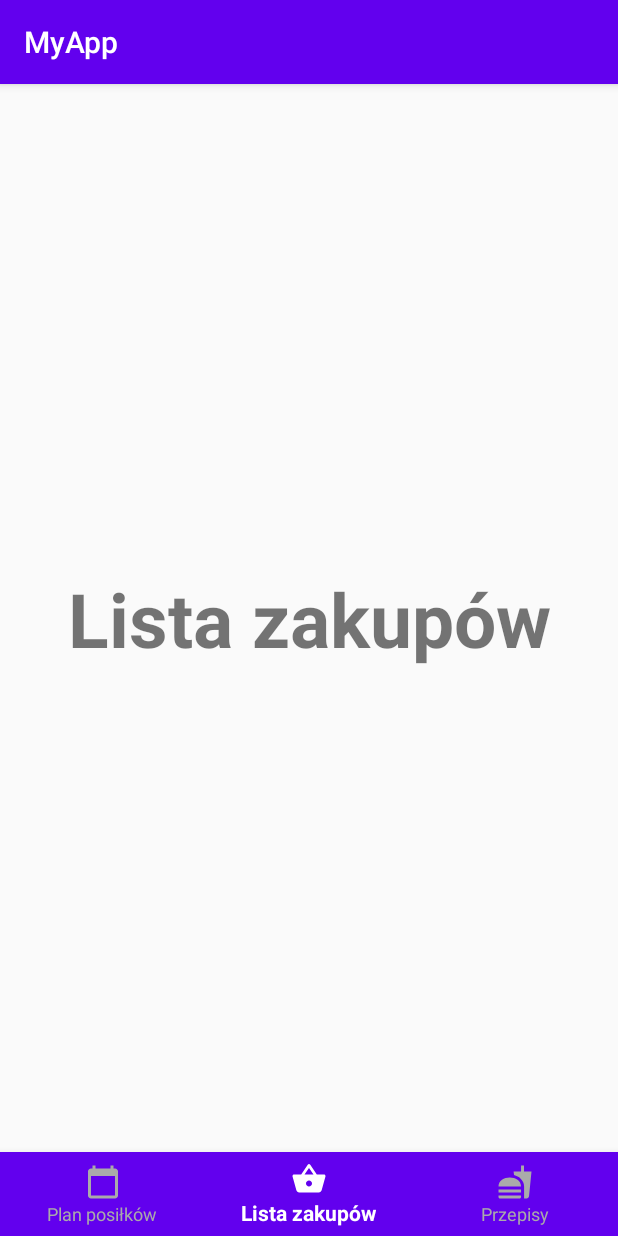
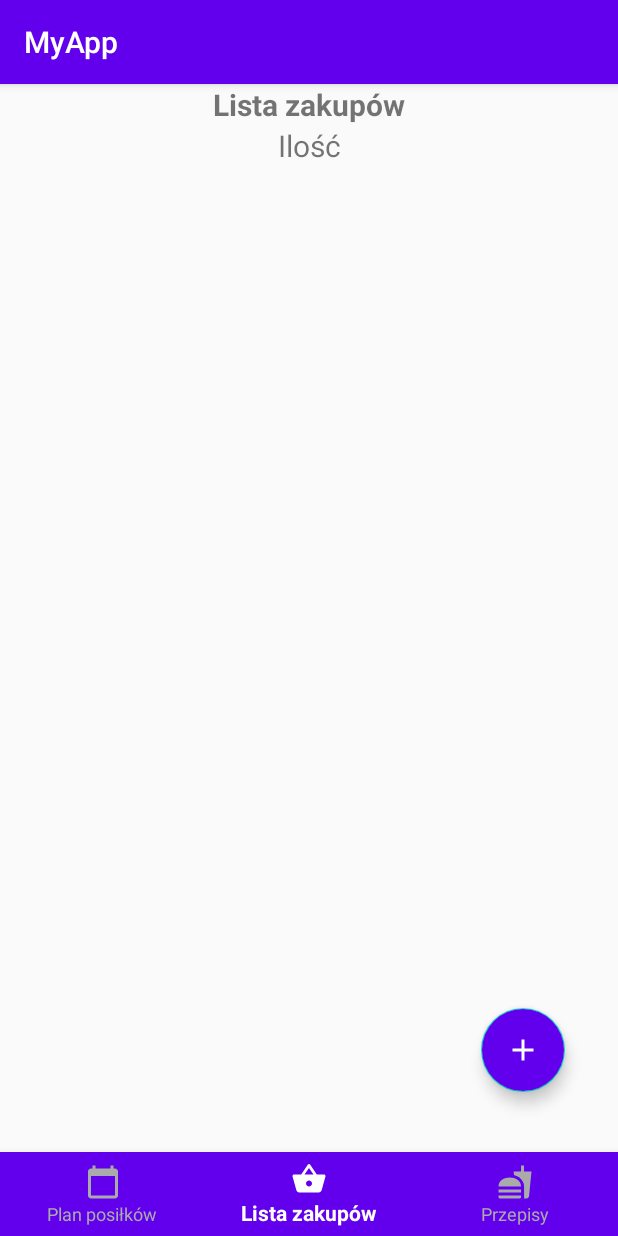
Before and after one commit to OlaStawarz/Inzynierka, an Android app: the ShoppingList screen opened directly, with no data from a screen before it, on a phone screen of 412 x 824 dp. Run offline under Robolectric (Android 15) with nearby library versions, the phone set to English and light mode, and no system bars; our stand-ins replace Firebase (no records; nobody signed in at launch, a user with empty details on screens opened directly).

Commit message:
Delete on swipe shopping list

```diff
--- a/app/src/main/java/com/example/myapp/Recipes/DisplayRecipes.java
+++ b/app/src/main/java/com/example/myapp/Recipes/DisplayRecipes.java
@@ -38,7 +38,6 @@ public class DisplayRecipes extends AppCompatActivity implements RecipeAdapter.O
         recyclerView.setLayoutManager(new LinearLayoutManager(this));
 
         recipes = new ArrayList<>();
-
         databaseReference = FirebaseDatabase.getInstance().getReference("Recipes");
 
         Intent intent = getIntent();
--- a/app/src/main/java/com/example/myapp/ShoppingList/ShoppingList.java
+++ b/app/src/main/java/com/example/myapp/ShoppingList/ShoppingList.java
@@ -2,31 +2,82 @@ package com.example.myapp.ShoppingList;
 
 import androidx.annotation.NonNull;
 import androidx.appcompat.app.AppCompatActivity;
+import androidx.recyclerview.widget.DefaultItemAnimator;
+import androidx.recyclerview.widget.ItemTouchHelper;
+import androidx.recyclerview.widget.LinearLayoutManager;
+import androidx.recyclerview.widget.RecyclerView;
 
 import android.content.Intent;
 import android.os.Bundle;
+import android.provider.ContactsContract;
 import android.view.MenuItem;
+import android.view.View;
+import android.widget.ArrayAdapter;
+import android.widget.TextView;
 
 import com.example.myapp.Planner.Planner;
 import com.example.myapp.R;
+import com.example.myapp.Recipes.RecipeModel;
 import com.example.myapp.Recipes.Recipes;
 import com.google.android.material.bottomnavigation.BottomNavigationView;
+import com.google.android.material.floatingactionbutton.FloatingActionButton;
+import com.google.firebase.database.DataSnapshot;
+import com.google.firebase.database.DatabaseError;
 import com.google.firebase.database.DatabaseReference;
 import com.google.firebase.database.FirebaseDatabase;
+import com.google.firebase.database.ValueEventListener;
+
+import java.util.ArrayList;
 
 public class ShoppingList extends AppCompatActivity {
+
+    private TextView amountTextView;
+    private RecyclerView recyclerView;
+    private ShoppingListAdapter arrayAdapter;
+    private RecyclerView.LayoutManager layoutManager;
+    private FloatingActionButton addItem;
+    ArrayList<ItemModel> items;
+    private DatabaseReference databaseReference;
+    BottomNavigationView bottomNavigationView;
 
     @Override
     protected void onCreate(Bundle savedInstanceState) {
         super.onCreate(savedInstanceState);
         setContentView(R.layout.activity_shopping_list);
 
-        FirebaseDatabase database = FirebaseDatabase.getInstance();
-        DatabaseReference myRef = database.getReference("message");
+        amountTextView = findViewById(R.id.textViewAmountOfItem);
+        recyclerView = findViewById(R.id.recycler_view_shopping_list);
+        recyclerView.setHasFixedSize(true);
+        addItem = findViewById(R.id.floatingActionButtonShoppingList);
 
-        myRef.setValue("Hello, World!");
+        layoutManager = new LinearLayoutManager(this);
+        recyclerView.setLayoutManager(layoutManager);
+        recyclerView.setItemAnimator(new DefaultItemAnimator());
+        new ItemTouchHelper(itemTouchHelper).attachToRecyclerView(recyclerView);
 
-        BottomNavigationView bottomNavigationView = findViewById(R.id.bottom_navigation);
+        bottomNavigationView = findViewById(R.id.bottom_navigation);
+
+
+        databaseReference = FirebaseDatabase.getInstance().getReference("ShoppingList");
+        databaseReference.addValueEventListener(new ValueEventListener() {
+            @Override
+            public void onDataChange(@NonNull DataSnapshot snapshot) {
+                items = new ArrayList<>();
+                for (DataSnapshot postSnapshot : snapshot.getChildren()) {
+                    ItemModel item = postSnapshot.getValue(ItemModel.class);
+                    item.setItemKey(postSnapshot.getKey());
+                    items.add(item);
+                }
+                arrayAdapter = new ShoppingListAdapter(items);
+                recyclerView.setAdapter(arrayAdapter);
+            }
+
+            @Override
+            public void onCancelled(@NonNull DatabaseError error) {
+
+            }
+        });
+
 
         bottomNavigationView.setSelectedItemId(R.id.shopping_list);
         bottomNavigationView.setOnNavigationItemSelectedListener(new BottomNavigationView.OnNavigationItemSelectedListener() {
@@ -48,5 +99,38 @@ public class ShoppingList extends AppCompatActivity {
             }
 
         });
+
+
+
+
+        addItem.setOnClickListener(new View.OnClickListener() {
+            @Override
+            public void onClick(View view) {
+                Intent intent = new Intent(ShoppingList.this, AddItem.class);
+                startActivity(intent);
+            }
+        });
     }
+
+
+    ItemTouchHelper.SimpleCallback itemTouchHelper =
+            new ItemTouchHelper.SimpleCallback(0, ItemTouchHelper.RIGHT | ItemTouchHelper.LEFT) {
+                @Override
+                public boolean onMove(@NonNull RecyclerView recyclerView, @NonNull RecyclerView.ViewHolder viewHolder, @NonNull RecyclerView.ViewHolder target) {
+                    return false;
+                }
+
+                @Override
+                public void onSwiped(@NonNull RecyclerView.ViewHolder viewHolder, int direction) {
+                    ItemModel selectedItem = items.get(viewHolder.getAdapterPosition());
+                    String selectedKey = selectedItem.getItemKey();
+                    databaseReference.child(selectedKey).removeValue();
+                    items.remove(viewHolder.getAdapterPosition());
+                    arrayAdapter.notifyDataSetChanged();
+
+                    //databaseReference.removeValue();
+                }
+            };
+
+
 }
--- /dev/null
+++ b/app/src/main/java/com/example/myapp/ShoppingList/ShoppingListAdapter.java
@@ -0,0 +1,59 @@
+package com.example.myapp.ShoppingList;
+
+import android.text.Layout;
+import android.view.LayoutInflater;
+import android.view.View;
+import android.view.ViewGroup;
+import android.widget.TextView;
+
+import androidx.annotation.NonNull;
+import androidx.recyclerview.widget.ItemTouchHelper;
+import androidx.recyclerview.widget.RecyclerView;
+
+import com.example.myapp.R;
+
+import java.util.ArrayList;
+
+public class ShoppingListAdapter extends RecyclerView.Adapter<ShoppingListAdapter.ShoppingListViewHolder> {
+
+    private ArrayList<ItemModel> items;
+
+    public static class ShoppingListViewHolder extends RecyclerView.ViewHolder {
+
+        public TextView itemName, itemUnit, itemAmount;
+
+        public ShoppingListViewHolder(@NonNull View itemView) {
+            super(itemView);
+            itemName = itemView.findViewById(R.id.textViewItemName);
+            itemUnit = itemView.findViewById(R.id.textViewItemUnit);
+            itemAmount = itemView.findViewById(R.id.textViewItemAmount);
+        }
+    }
+
+    public ShoppingListAdapter(ArrayList<ItemModel> items) {
+        this.items = items;
+    }
+
+    @NonNull
+    @Override
+    public ShoppingListViewHolder onCreateViewHolder(@NonNull ViewGroup parent, int viewType) {
+        View v = LayoutInflater.from(parent.getContext()).inflate(R.layout.shopping_list_item, parent, false);
+        return new ShoppingListViewHolder(v);
+    }
+
+
+    @Override
+    public void onBindViewHolder(@NonNull ShoppingListViewHolder holder, int position) {
+        ItemModel currentItem = items.get(position);
+
+        holder.itemName.setText(currentItem.getName());
+        holder.itemAmount.setText(String.valueOf(currentItem.getAmount()));
+        holder.itemUnit.setText(currentItem.getUnit());
+    }
+
+    @Override
+    public int getItemCount() {
+        return items.size();
+    }
+
+}
--- a/app/src/main/res/layout/activity_recipes.xml
+++ b/app/src/main/res/layout/activity_recipes.xml
@@ -8,8 +8,8 @@
 
     <androidx.recyclerview.widget.RecyclerView
         android:id="@+id/horizontal_recycler_view"
-        android:layout_width="387dp"
-        android:layout_height="181dp"
+        android:layout_width="350dp"
+        android:layout_height="157dp"
         app:layout_constraintBottom_toTopOf="@+id/breakfast_card_view"
         app:layout_constraintEnd_toEndOf="parent"
         app:layout_constraintStart_toStartOf="parent"
--- a/app/src/main/res/layout/activity_shopping_list.xml
+++ b/app/src/main/res/layout/activity_shopping_list.xml
@@ -8,12 +8,12 @@
 
 
     <TextView
+        android:id="@+id/textView3"
         android:layout_width="wrap_content"
         android:layout_height="wrap_content"
         android:text="Lista zakupów"
-        android:textSize="50sp"
+        android:textSize="20sp"
         android:textStyle="bold"
-        app:layout_constraintBottom_toTopOf="@+id/bottom_navigation"
         app:layout_constraintEnd_toEndOf="parent"
         app:layout_constraintStart_toStartOf="parent"
         app:layout_constraintTop_toTopOf="parent" />
@@ -30,4 +30,36 @@
         app:layout_constraintStart_toStartOf="parent"
         app:menu="@menu/menu_naviagation" />
 
+    <com.google.android.material.floatingactionbutton.FloatingActionButton
+        android:id="@+id/floatingActionButtonShoppingList"
+        android:layout_width="wrap_content"
+        android:layout_height="wrap_content"
+        android:layout_marginEnd="35dp"
+        android:layout_marginBottom="40dp"
+        android:backgroundTint="@color/colorPrimary"
+        android:src="@drawable/ic_add"
+        app:layout_constraintBottom_toTopOf="@+id/bottom_navigation"
+        app:layout_constraintEnd_toEndOf="parent" />
+
+    <androidx.recyclerview.widget.RecyclerView
+        android:id="@+id/recycler_view_shopping_list"
+        android:layout_width="376dp"
+        android:layout_height="445dp"
+        android:layout_marginStart="10dp"
+        android:layout_marginEnd="10dp"
+        app:layout_constraintBottom_toTopOf="@+id/floatingActionButtonShoppingList"
+        app:layout_constraintEnd_toEndOf="parent"
+        app:layout_constraintStart_toStartOf="parent"
+        app:layout_constraintTop_toBottomOf="@+id/textViewAmountOfItem" />
+
+    <TextView
+        android:id="@+id/textViewAmountOfItem"
+        android:layout_width="wrap_content"
+        android:layout_height="wrap_content"
+        android:text="Ilość"
+        android:textSize="20sp"
+        app:layout_constraintEnd_toEndOf="@+id/textView3"
+        app:layout_constraintStart_toStartOf="@+id/textView3"
+        app:layout_constraintTop_toBottomOf="@+id/textView3" />
+
 </androidx.constraintlayout.widget.ConstraintLayout>
```
Also changed, not shown: app/src/main/AndroidManifest.xml (+7 -4 lines), app/src/main/java/com/example/myapp/ShoppingList/AddItem.java (added, +64 -0 lines), app/src/main/java/com/example/myapp/ShoppingList/ItemModel.java (added, +55 -0 lines), app/src/main/res/layout/activity_add_item.xml (added, +78 -0 lines), app/src/main/res/layout/shopping_list_item.xml (added, +50 -0 lines).
